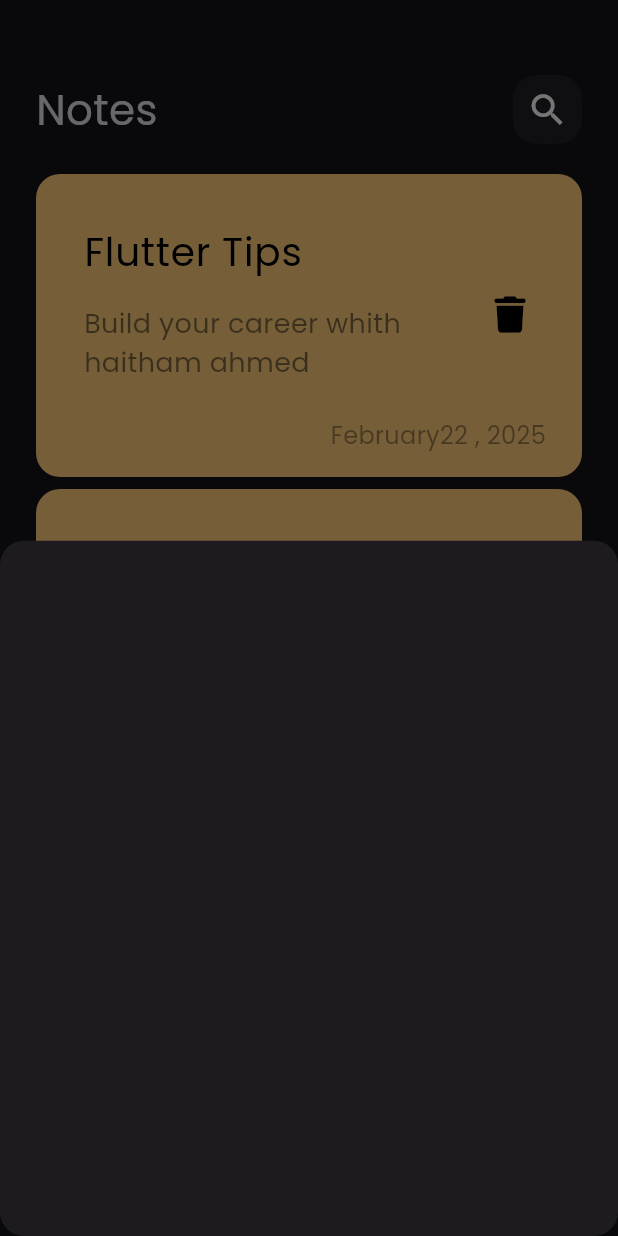
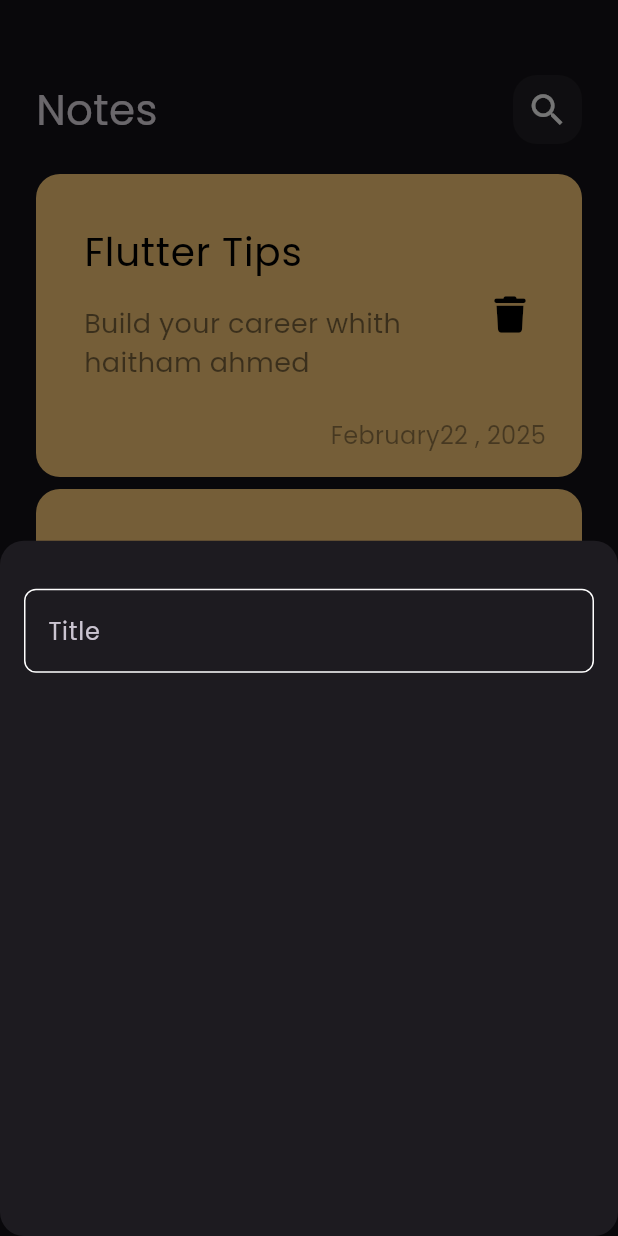
Before and after one commit to Haitham-Ahmed/notes_app, a Flutter app: the screen it shows after launch, after a tap on the "add" icon, on a phone screen of 412 x 824 dp. Run offline on Flutter 3.47's test engine with Material 3 defaults, Android fonts, the phone set to English and light mode, and no system bars; our stand-ins replace font_awesome_flutter.

Commit message:
create custom text field

```diff
--- a/lib/views/notes_views.dart
+++ b/lib/views/notes_views.dart
@@ -21,6 +21,7 @@ class NotesViews extends StatelessWidget {
           });
         },
         child: const Icon(Icons.add),
+        backgroundColor: Color(0xff53EBD6),
       ),
     );
   }
--- a/lib/widgets/add_note_bottom_sheet.dart
+++ b/lib/widgets/add_note_bottom_sheet.dart
@@ -1,10 +1,20 @@
 import 'package:flutter/material.dart';
+import 'package:notes_app/widgets/custom_text_field.dart';
 
 class AddNoteBottomSheet extends StatelessWidget {
   const AddNoteBottomSheet({super.key});
 
   @override
   Widget build(BuildContext context) {
-    return Container();
+    return Padding(
+      padding: const EdgeInsets.symmetric(horizontal: 16,),
+      child: Column(
+        children: [
+          SizedBox(height: 32,),
+          CustomTextField(),
+
+        ],
+      ),
+    );
   }
 }
--- /dev/null
+++ b/lib/widgets/constants.dart
@@ -0,0 +1,5 @@
+
+
+import 'package:flutter/material.dart';
+
+const KPrimaryColor = Color(0xff53EBD6);
--- /dev/null
+++ b/lib/widgets/custom_text_field.dart
@@ -0,0 +1,31 @@
+import 'package:flutter/material.dart';
+import 'package:notes_app/widgets/constants.dart';
+
+class CustomTextField extends StatelessWidget{
+  const CustomTextField ({super.key});
+
+  @override
+  Widget build(BuildContext context) {
+    return TextField(
+      cursorColor: KPrimaryColor,
+      decoration: InputDecoration(
+        hintText: 'Title',
+        // hintStyle: const TextStyle(
+        // color: KPrimaryColor,
+        // ),
+        border: buildBorder(),
+        enabledBorder: buildBorder(),
+        focusedBorder: buildBorder(KPrimaryColor),
+      ),
+    );
+  }
+
+  OutlineInputBorder buildBorder([color]) {
+    return OutlineInputBorder(
+        borderRadius: BorderRadius.circular(8),
+        borderSide: BorderSide(
+          color: color ?? Colors.white,
+        ),
+      );
+  }
+}
```
